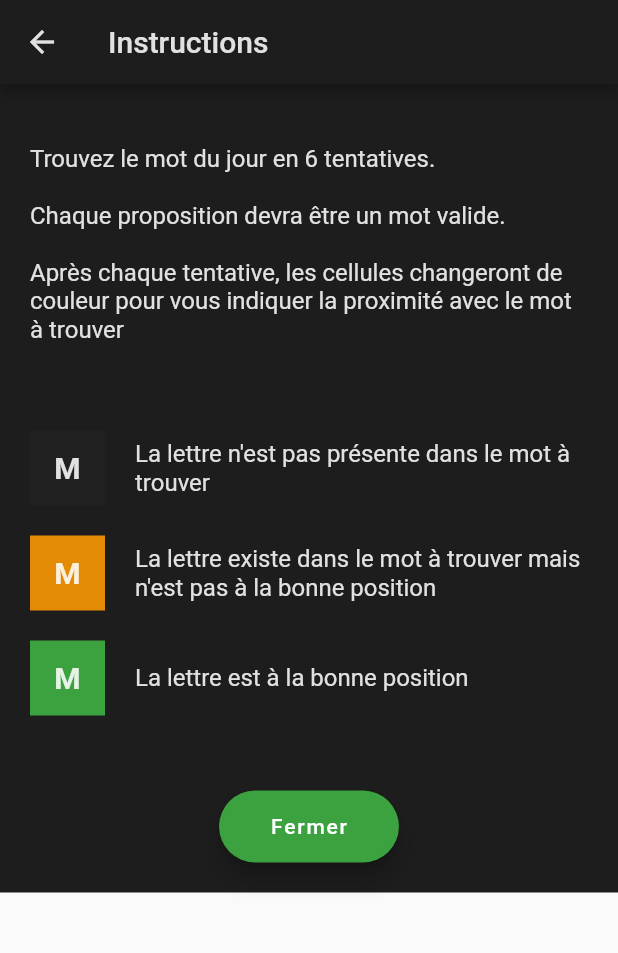
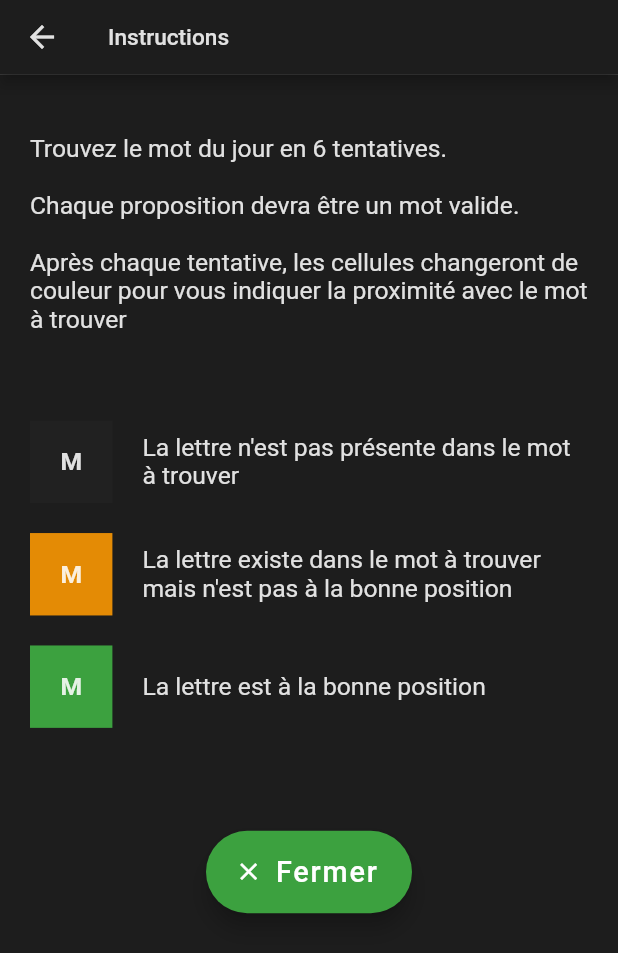
Before and after one commit to lwih/motamot, a Flutter app: the DailyInstructions screen opened directly with empty values, on a phone screen of 412 x 824 dp. Shown: the top 953 px of the screen. Run offline on Flutter 3.47's test engine with Material 2 defaults, Android fonts, the phone set to English and light mode, and no system bars; our stand-ins replace sizer, sqflite; accounts and stored records are empty; statements that could not run were skipped.

Commit message:
response pt2

```diff
--- a/flutter_application_1/lib/daily/daily_instructions.dart
+++ b/flutter_application_1/lib/daily/daily_instructions.dart
@@ -2,6 +2,7 @@ import 'package:flutter/material.dart';
 import 'package:flutter_application_1/gameplay/grid/cell.dart';
 import 'package:flutter_application_1/gameplay/keyboard/keystoke.dart';
 import 'package:flutter_application_1/ui/design.dart';
+import 'package:sizer/sizer.dart';
 
 class DailyInstructions extends StatelessWidget {
   final void Function() onClose;
@@ -20,15 +21,17 @@ class DailyInstructions extends StatelessWidget {
             color: CustomColors.white,
           ),
         ),
-        title: const Text(
+        toolbarHeight: 6.h,
+        title: Text(
           'Instructions',
           style: TextStyle(
+            fontSize: 11.sp,
             color: CustomColors.white,
           ),
         ),
       ),
       body: Container(
-        // alignment: Alignment.bottomCenter,
+        height: 100.h,
         color: CustomColors.backgroundColor,
         padding: const EdgeInsets.all(20),
         child: SingleChildScrollView(
@@ -38,16 +41,10 @@ class DailyInstructions extends StatelessWidget {
               mainAxisSize: MainAxisSize.min,
               crossAxisAlignment: CrossAxisAlignment.center,
               children: [
-                // const Text(
-                //   'INSTRUCTIONS',
-                //   style: TextStyle(
-                //     fontSize: 26,
-                //     color: CustomColors.white,
-                //     decoration: TextDecoration.none,
-                //   ),
-                // ),
-                const Padding(
-                  padding: EdgeInsets.only(top: 20),
+                Padding(
+                  padding: const EdgeInsets.only(
+                    top: 20,
+                  ),
                   child: Text(
                     """
 Trouvez le mot du jour en 6 tentatives.
@@ -58,7 +55,7 @@ Après chaque tentative, les cellules changeront de couleur pour vous indiquer l
 
 """,
                     style: TextStyle(
-                      fontSize: 16,
+                      fontSize: 12.sp,
                       color: CustomColors.white,
                       overflow: TextOverflow.visible,
                       decoration: TextDecoration.none,
@@ -67,25 +64,27 @@ Après chaque tentative, les cellules changeront de couleur pour vous indiquer l
                   ),
                 ),
                 Padding(
-                  padding: const EdgeInsets.only(top: 20),
+                  padding: const EdgeInsets.only(
+                    top: 20,
+                  ),
                   child: Column(
                     children: [
                       Row(
-                        children: const [
+                        children: [
                           Cell(
                             color: CustomColors.notInWord,
                             text: 'M',
-                            size: 50,
-                            fontSize: 20,
+                            size: 40.sp,
+                            fontSize: 12.sp,
                           ),
                           Flexible(
                             flex: 1,
                             child: Padding(
-                              padding: EdgeInsets.only(left: 20),
+                              padding: const EdgeInsets.only(left: 20),
                               child: Text(
                                 "La lettre n'est pas présente dans le mot à trouver",
                                 style: TextStyle(
-                                  fontSize: 16,
+                                  fontSize: 12.sp,
                                   color: CustomColors.white,
                                   decoration: TextDecoration.none,
                                   fontWeight: FontWeight.normal,
@@ -103,21 +102,21 @@ Après chaque tentative, les cellules changeront de couleur pour vous indiquer l
                   child: Column(
                     children: [
                       Row(
-                        children: const [
+                        children: [
                           Cell(
                             color: CustomColors.wrongPosition,
                             text: 'M',
-                            size: 50,
-                            fontSize: 20,
+                            size: 40.sp,
+                            fontSize: 12.sp,
                           ),
                           Flexible(
                             flex: 1,
                             child: Padding(
-                              padding: EdgeInsets.only(left: 20),
+                              padding: const EdgeInsets.only(left: 20),
                               child: Text(
                                 "La lettre existe dans le mot à trouver mais n'est pas à la bonne position",
                                 style: TextStyle(
-                                  fontSize: 16,
+                                  fontSize: 12.sp,
                                   color: CustomColors.white,
                                   overflow: TextOverflow.visible,
                                   decoration: TextDecoration.none,
@@ -136,21 +135,21 @@ Après chaque tentative, les cellules changeront de couleur pour vous indiquer l
                   child: Column(
                     children: [
                       Row(
-                        children: const [
+                        children: [
                           Cell(
                             color: CustomColors.rightPosition,
                             text: 'M',
-                            size: 50,
-                            fontSize: 20,
+                            size: 40.sp,
+                            fontSize: 12.sp,
                           ),
                           Flexible(
                             flex: 1,
                             child: Padding(
-                              padding: EdgeInsets.only(left: 20),
+                              padding: const EdgeInsets.only(left: 20),
                               child: Text(
                                 'La lettre est à la bonne position',
                                 style: TextStyle(
-                                  fontSize: 16,
+                                  fontSize: 12.sp,
                                   color: CustomColors.white,
                                   overflow: TextOverflow.visible,
                                   decoration: TextDecoration.none,
@@ -165,12 +164,25 @@ Après chaque tentative, les cellules changeront de couleur pour vous indiquer l
                   ),
                 ),
                 Padding(
-                  padding: const EdgeInsets.only(top: 50),
-                  child: FloatingActionButton.extended(
-                    key: const Key('InstructionsCloseButton'),
-                    label: const Text("   Fermer   "),
-                    backgroundColor: CustomColors.rightPosition,
-                    onPressed: onClose,
+                  padding: EdgeInsets.only(top: 50.sp),
+                  child: SizedBox(
+                    height: 40.sp,
+                    width: 100.sp,
+                    child: FloatingActionButton.extended(
+                      key: const Key('InstructionsCloseButton'),
+                      label: Text(
+                        "Fermer",
+                        style: TextStyle(
+                          fontSize: 14.sp,
+                        ),
+                      ),
+                      backgroundColor: CustomColors.rightPosition,
+                      onPressed: onClose,
+                      icon: Icon(
+                        Icons.close,
+                        size: 14.sp,
+                      ),
+                    ),
                   ),
                 ),
               ],
--- a/flutter_application_1/lib/gameplay/grid/animated_row.dart
+++ b/flutter_application_1/lib/gameplay/grid/animated_row.dart
@@ -1,6 +1,7 @@
 import 'package:flutter/material.dart';
 import 'package:flutter_application_1/ui/design.dart';
 import 'package:flutter_application_1/utils.dart';
+import 'package:sizer/sizer.dart';
 
 class AnimatedWordRow extends StatelessWidget {
   final double size;
@@ -52,12 +53,12 @@ class AnimatedWordRow extends StatelessWidget {
           ? TextStyle(
               color: CustomColors.hintText,
               fontWeight: FontWeight.bold,
-              fontSize: wordToFind.length > 8 ? 16 : 20,
+              fontSize: wordToFind.length > 8 ? 12.sp : 13.sp,
             )
           : TextStyle(
               color: CustomColors.white,
               fontWeight: FontWeight.bold,
-              fontSize: wordToFind.length > 8 ? 16 : 20,
+              fontSize: wordToFind.length > 8 ? 12.sp : 13.sp,
             );
       return Container(
         color: animations[i].value,
--- a/flutter_application_1/lib/gameplay/grid/row.dart
+++ b/flutter_application_1/lib/gameplay/grid/row.dart
@@ -2,6 +2,7 @@ import 'package:flutter/material.dart';
 import 'package:flutter_application_1/gameplay/grid/cell.dart';
 import 'package:flutter_application_1/ui/design.dart';
 import 'package:flutter_application_1/utils.dart';
+import 'package:sizer/sizer.dart';
 
 @immutable
 class WordRow extends StatelessWidget {
@@ -56,7 +57,7 @@ class WordRow extends StatelessWidget {
             color: getColor(wordToFind, word, letter, i),
             text: letter.toUpperCase(),
             size: size,
-            fontSize: wordToFind.length > 8 ? 16 : 20,
+            fontSize: wordToFind.length > 8 ? 12.sp : 13.sp,
           ),
         );
       }).toList(),
--- a/flutter_application_1/lib/gameplay/keyboard/keystoke.dart
+++ b/flutter_application_1/lib/gameplay/keyboard/keystoke.dart
@@ -1,5 +1,5 @@
 import 'package:flutter/material.dart';
-import 'package:flutter_application_1/ui/design.dart';
+import 'package:sizer/sizer.dart';
 
 class Keystroke extends StatelessWidget {
   final String keyStroke;
@@ -21,7 +21,9 @@ class Keystroke extends StatelessWidget {
       child: Center(
         child: Text(
           keyStroke.toUpperCase(),
-          style: const TextStyle(fontSize: 16),
+          style: TextStyle(
+            fontSize: 12.sp,
+          ),
         ),
       ),
       style: ElevatedButton.styleFrom(
--- a/flutter_application_1/lib/home/home_sprint_card.dart
+++ b/flutter_application_1/lib/home/home_sprint_card.dart
@@ -82,7 +82,7 @@ class HomeSprintCard extends StatelessWidget {
                           context, freeSprints.first as Sprint, 'sprint_free');
                     },
                     enableShare: false,
-                ),
+                    disabled: false),
               ),
             );
           } else if (!isSunday(DateTime.now())) {
--- a/flutter_application_1/pubspec.yaml
+++ b/flutter_application_1/pubspec.yaml
@@ -30,7 +30,6 @@ dependencies:
   flutter:
     sdk: flutter
 
-
   # The following adds the Cupertino Icons font to your application.
   # Use with the CupertinoIcons class for iOS style icons.
   cupertino_icons: ^1.0.2
@@ -39,6 +38,7 @@ dependencies:
   intl: ^0.17.0
   path: ^1.8.0
   sqflite: ^2.0.2
+  sizer: ^2.0.15
 
 dev_dependencies:
   flutter_test:
```
Also changed, not shown: flutter_application_1/lib/daily/daily.dart (+8 -4 lines), flutter_application_1/lib/gameplay/gameplay_manager.dart (+6 -3 lines), flutter_application_1/lib/gameplay/keyboard/keyboard.dart (+4 -3 lines), flutter_application_1/lib/main.dart (+3 -9 lines), flutter_application_1/lib/sprint/sprint.dart (+28 -24 lines), flutter_application_1/lib/sprint/sprint_instructions.dart (+45 -27 lines), flutter_application_1/lib/ui/button/card_button.dart (+12 -12 lines), flutter_application_1/pubspec.lock. Lines whose indentation alone changed are shown as unchanged.
